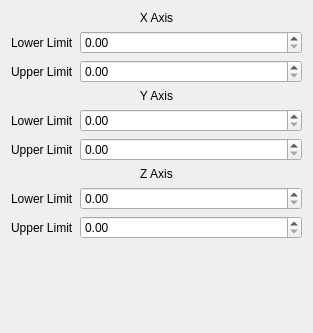
Above: forms/springSettings.ui from Gmadges/MPC-Masterclass before the change. Below: the same form after it.
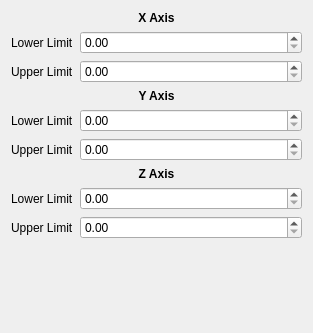
That is the form after the change.

What changed in the file:
```diff
--- a/forms/springSettings.ui
+++ b/forms/springSettings.ui
@@ -77,7 +77,10 @@
    <item row="6" column="0" colspan="2">
     <widget class="QLabel" name="label_7">
      <property name="text">
-      <string>Z Axis</string>
+      <string>&lt;b&gt;Z Axis&lt;/b&gt;</string>
+     </property>
+     <property name="textFormat">
+      <enum>Qt::RichText</enum>
      </property>
      <property name="alignment">
       <set>Qt::AlignCenter</set>
@@ -87,7 +90,10 @@
    <item row="3" column="0" colspan="2">
     <widget class="QLabel" name="label_4">
      <property name="text">
-      <string>Y Axis</string>
+      <string>&lt;b&gt;Y Axis&lt;/b&gt;</string>
+     </property>
+     <property name="textFormat">
+      <enum>Qt::RichText</enum>
      </property>
      <property name="alignment">
       <set>Qt::AlignCenter</set>
@@ -97,7 +103,10 @@
    <item row="0" column="0" colspan="2">
     <widget class="QLabel" name="label">
      <property name="text">
-      <string>X Axis</string>
+      <string>&lt;b&gt;X Axis&lt;/b&gt;</string>
+     </property>
+     <property name="textFormat">
+      <enum>Qt::RichText</enum>
      </property>
      <property name="alignment">
       <set>Qt::AlignCenter</set>
```
